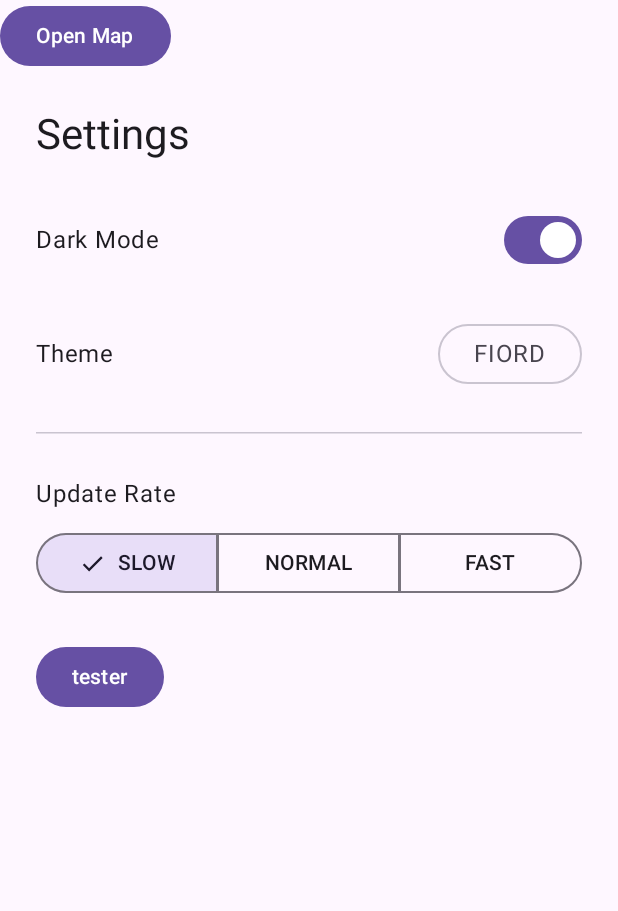
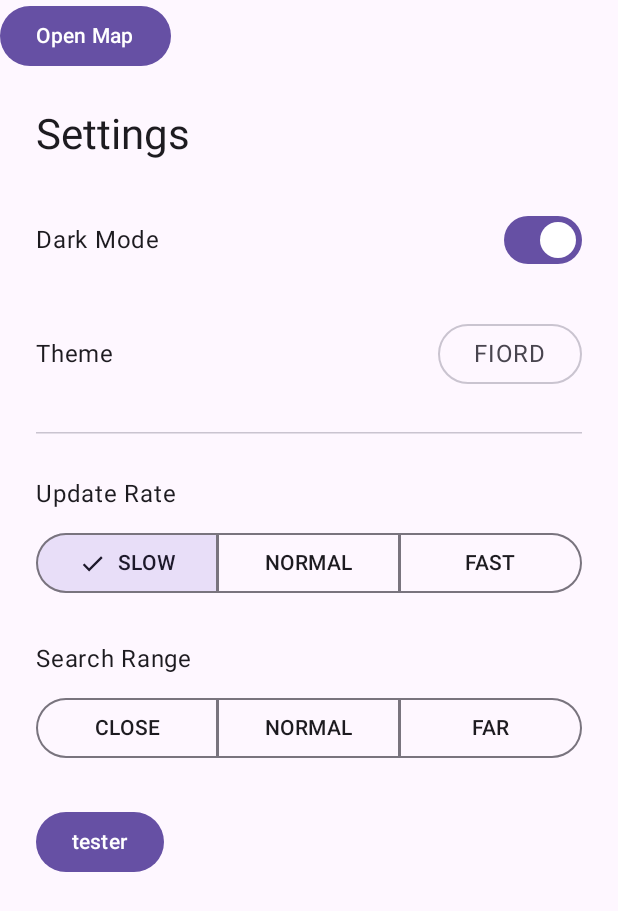
Before and after one commit to maggiSauce/PlaneTracker, an Android app built with Jetpack Compose: the screen it shows after launch (MainActivity), on a phone screen of 412 x 824 dp. Shown: the top 911 px of the screen. Run offline under Robolectric (Android 15) with nearby library versions, the phone set to English and light mode, and no system bars; libraries missing offline, so code that uses them is left out: com.jakewharton.retrofit2, org.maplibre.android; 1 statement that could not run was skipped.

Commit message:
add: search range settings

```diff
--- a/Android/mobile/app/src/main/java/com/example/planetrackermobile/data/SettingsManager.kt
+++ b/Android/mobile/app/src/main/java/com/example/planetrackermobile/data/SettingsManager.kt
@@ -5,6 +5,7 @@ import android.util.Log
 import androidx.datastore.preferences.core.Preferences
 import androidx.datastore.preferences.core.booleanPreferencesKey
 import androidx.datastore.preferences.core.edit
+import androidx.datastore.preferences.core.intPreferencesKey
 import androidx.datastore.preferences.core.stringPreferencesKey
 import androidx.datastore.preferences.preferencesDataStore
 import kotlinx.coroutines.flow.Flow
@@ -20,6 +21,7 @@ object SettingsOptions {
         "DARK" to "https://styles.maptoolkit.org/dark.json",
     )
     val updateRates = listOf("SLOW", "NORMAL", "FAST")
+    val searchRangeIcons = listOf("CLOSE", "NORMAL", "FAR")
 }
 
 class SettingsManager(private val context: Context) {
@@ -27,6 +29,8 @@ class SettingsManager(private val context: Context) {
         val SELECTED_THEME = stringPreferencesKey("selected_theme")
         val DARK_MODE_ENABLED = booleanPreferencesKey("darkModeEnabled")
         val UPDATE_RATE = stringPreferencesKey("updateRate")
+        val SEARCH_RANGE_IN_NMs = intPreferencesKey("searchRangeInNMs")
+        val SEARCH_RANGE_ICON = stringPreferencesKey("searchRangeIcon")
     }
 
     suspend fun saveString(key: Preferences.Key<String>, value: String) {
@@ -41,6 +45,12 @@ class SettingsManager(private val context: Context) {
         }
     }
 
+    suspend fun saveInt(key: Preferences.Key<Int>, value: Int) {
+        context.dataStore.edit { preferences ->
+            preferences[key] = value
+        }
+    }
+
     fun getString(key: Preferences.Key<String>, defaultValue: String): Flow<String> {
         return context.dataStore.data.map { preferences ->
             preferences[key] ?: defaultValue
@@ -48,6 +58,12 @@ class SettingsManager(private val context: Context) {
     }
 
     fun getBoolean(key: Preferences.Key<Boolean>, defaultValue: Boolean): Flow<Boolean> {
+        return context.dataStore.data.map { preferences ->
+            preferences[key] ?: defaultValue
+        }
+    }
+
+    fun getInt(key: Preferences.Key<Int>, defaultValue: Int): Flow<Int> {
         return context.dataStore.data.map { preferences ->
             preferences[key] ?: defaultValue
         }
--- a/Android/mobile/app/src/main/java/com/example/planetrackermobile/ui/screens/SettingsScreen.kt
+++ b/Android/mobile/app/src/main/java/com/example/planetrackermobile/ui/screens/SettingsScreen.kt
@@ -52,13 +52,6 @@ fun SettingsScreen() {
     )
         .collectAsState(initial = true)
 
-    val selectedUpdateRate by settingsManager.getString(
-        SettingsManager.UPDATE_RATE,
-        SettingsOptions.updateRates.first()
-    )
-        .collectAsState(initial = SettingsOptions.updateRates.first())
-
-
     val selectedTheme by settingsManager.getString(
         SettingsManager.SELECTED_THEME,
         SettingsOptions.themesMap.keys.first()
@@ -67,6 +60,25 @@ fun SettingsScreen() {
             initial = SettingsOptions.themesMap.keys.first()
         )
     var expanded by remember { mutableStateOf(false) }
+
+    val selectedUpdateRate by settingsManager.getString(
+        SettingsManager.UPDATE_RATE,
+        SettingsOptions.updateRates.first()
+    )
+        .collectAsState(initial = SettingsOptions.updateRates.first())
+
+    val selectedSearchRange by settingsManager.getInt(
+        SettingsManager.SEARCH_RANGE_IN_NMs,
+        50
+    )
+        .collectAsState(50)
+
+    val selectedSearchRangeIcon by settingsManager.getString(
+        SettingsManager.SEARCH_RANGE_ICON,
+        SettingsOptions.updateRates.first()
+    )
+        .collectAsState(initial = SettingsOptions.searchRangeIcons.first())
+
 
     Column(
         modifier = Modifier
@@ -182,6 +194,39 @@ fun SettingsScreen() {
             }
         }
 
+        // Search Range
+        Column(
+            verticalArrangement = Arrangement.spacedBy(10.dp)
+        ) {
+            Text(
+                text = "Search Range",
+                style = MaterialTheme.typography.bodyLarge
+            )
+            SingleChoiceSegmentedButtonRow(
+                modifier = Modifier.fillMaxWidth()
+            ) {
+                SettingsOptions.searchRangeIcons.forEach { selectedRangeIcon ->
+                    SegmentedButton(
+                        selected = selectedSearchRangeIcon == selectedRangeIcon,
+                        onClick = {
+                            scope.launch {
+                                settingsManager.saveString(
+                                    SettingsManager.SEARCH_RANGE_ICON,
+                                    selectedRangeIcon
+                                )
+                            }
+                        },
+                        shape = SegmentedButtonDefaults.itemShape(
+                            index = SettingsOptions.searchRangeIcons.indexOf(selectedRangeIcon),
+                            count = SettingsOptions.searchRangeIcons.size
+                        )
+                    ) {
+                        Text(text = selectedRangeIcon)
+                    }
+                }
+            }
+        }
+
         Button(
             onClick = {
                 scope.launch {
```
